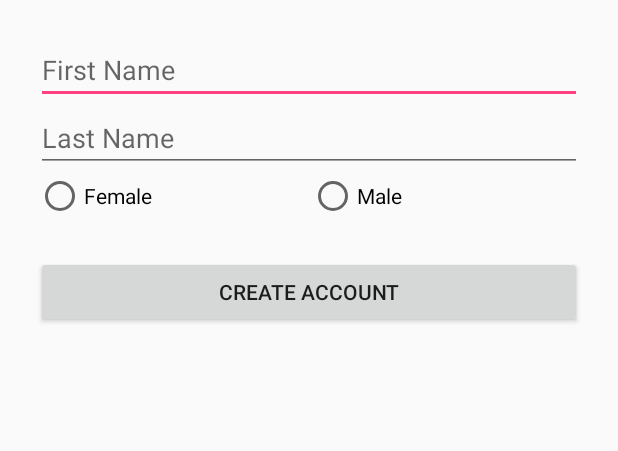
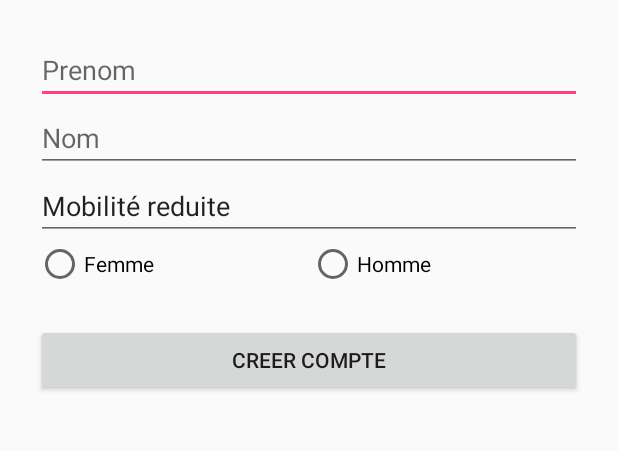
Before and after one commit to si2017-ismart/appclient, an Android app: the screen it shows after launch (MainActivity), on a phone screen of 412 x 824 dp, the part 393-844 px from its top. Run offline under Robolectric (Android 15) with nearby library versions, the phone set to English and light mode, and no system bars; libraries missing offline, so code that uses them is left out: com.estimote.sdk.

```diff
--- a/app/src/main/res/layout/activity_main.xml
+++ b/app/src/main/res/layout/activity_main.xml
@@ -27,7 +27,7 @@
             android:layout_width="match_parent"
             android:layout_height="wrap_content"
             android:inputType="textCapWords"
-            android:hint="First Name" />
+            android:hint="Prenom" />
 
         <!--  Last Name Label -->
 
@@ -35,7 +35,13 @@
             android:layout_width="match_parent"
             android:layout_height="wrap_content"
             android:inputType="textCapWords"
-            android:hint="Last Name" />
+            android:hint="Nom" />
+        <EditText android:id="@+id/input_type"
+            android:layout_width="match_parent"
+            android:layout_height="wrap_content"
+            android:text="Mobilité reduite"
+            android:inputType="textCapWords"
+            android:hint="Type" />
 
 
         <!-- Signup Button -->
@@ -47,14 +53,14 @@
             android:id="@+id/radio_group_gender">
 
             <RadioButton
-                android:text="Female"
+                android:text="Femme"
                 android:layout_width="match_parent"
                 android:layout_height="wrap_content"
                 android:id="@+id/radioButtonFemale"
                 android:layout_weight="1" />
 
             <RadioButton
-                android:text="Male"
+                android:text="Homme"
                 android:layout_width="match_parent"
                 android:layout_height="wrap_content"
                 android:id="@+id/radioButtonMale"
@@ -68,7 +74,7 @@
             android:layout_marginTop="24dp"
             android:layout_marginBottom="24dp"
             android:padding="12dp"
-            android:text="Create Account"/>
+            android:text="Creer compte"/>
 
     </LinearLayout>
 </ScrollView>
```
Also changed, not shown: app/src/main/java/com/CieParabole/CieParaboleSNotificatio1Uv/DetectionBeacon.java (+28 -5 lines), app/src/main/java/com/CieParabole/CieParaboleSNotificatio1Uv/MainActivity.java (+15 -11 lines), app/src/main/java/com/CieParabole/CieParaboleSNotificatio1Uv/Rating.java (+8 -0 lines), app/src/main/java/com/CieParabole/CieParaboleSNotificatio1Uv/TokenCheckTimer.java (+9 -1 lines), app/src/main/java/com/CieParabole/CieParaboleSNotificatio1Uv/WebService.java (+76 -71 lines), 4 other files.
